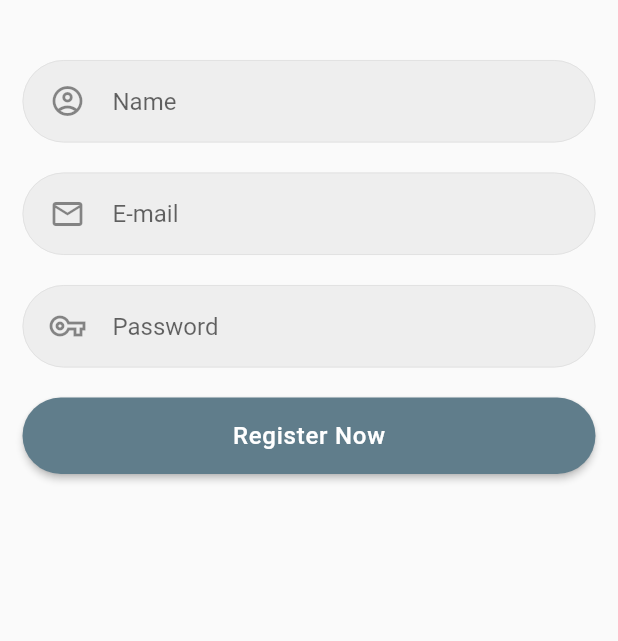
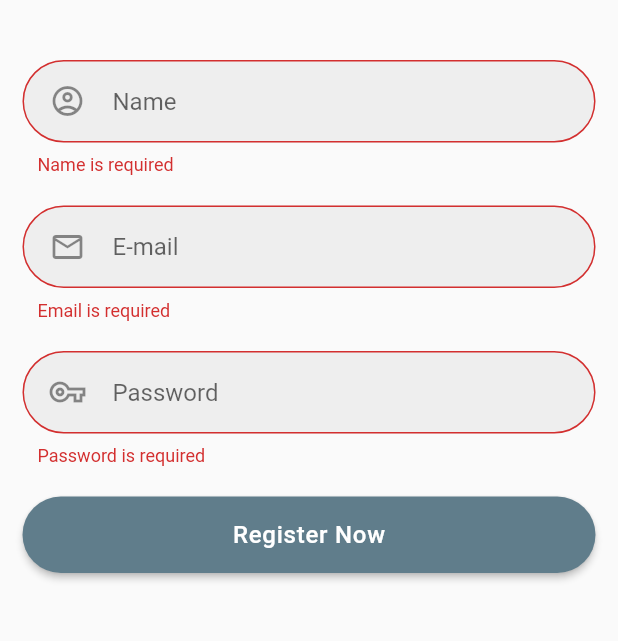
Before and after one commit to Rezuanul-Islam-Fahim/anonymous_chat, a Flutter app: the RegisterScreen screen opened directly, after a tap on "Register Now", on a phone screen of 412 x 824 dp, the part 354-995 px from its top. Run offline on Flutter 3.47's test engine with Material 2 defaults, Android fonts, the phone set to English and light mode, and no system bars; our stand-ins replace cloud_firestore, email_validator, firebase_auth, firebase_core, flushbar, shared_preferences; accounts and stored records are empty.

Commit message:
Add warning and success message in register screen

```diff
--- a/lib/screens/register.dart
+++ b/lib/screens/register.dart
@@ -4,6 +4,8 @@ import 'package:flutter/material.dart';
 import 'package:firebase_auth/firebase_auth.dart';
 import 'package:cloud_firestore/cloud_firestore.dart';
 import 'package:shared_preferences/shared_preferences.dart';
+import 'package:email_validator/email_validator.dart';
+import 'package:flushbar/flushbar.dart';
 
 import '../global.dart';
 import '../components/login_register_button.dart';
@@ -14,6 +16,8 @@ class RegisterScreen extends StatelessWidget {
   final TextEditingController _nameController = TextEditingController();
   final TextEditingController _passwordController = TextEditingController();
 
+  final GlobalKey<FormState> _formKey = GlobalKey<FormState>();
+
   Future<void> _registerUser(BuildContext context) async {
     final FirebaseAuth _auth = FirebaseAuth.instance;
     final FirebaseFirestore _firestore = FirebaseFirestore.instance;
@@ -21,12 +25,38 @@ class RegisterScreen extends StatelessWidget {
 
     final String _email = _emailController.text;
     final String _password = _passwordController.text;
+    UserCredential _user;
 
-    final UserCredential _user = await _auth.createUserWithEmailAndPassword(
+    try {
+      _user = await _auth.createUserWithEmailAndPassword(
         email: _email,
         password: _password,
       );
+    } catch (e) {
+      print(e.toString());
+      Flushbar(
+        title: 'Registration Failed',
+        message: 'The email address is already in use by another account',
+        icon: Icon(
+          Icons.info_outline,
+          size: 30,
+          color: Colors.redAccent,
+        ),
+        margin: EdgeInsets.all(10),
+        padding: EdgeInsets.fromLTRB(20, 15, 15, 15),
+        borderRadius: 10,
+        duration: Duration(seconds: 4),
+        boxShadows: <BoxShadow>[
+          BoxShadow(
+            color: Colors.black45,
+            blurRadius: 5,
+            spreadRadius: 2,
+          ),
+        ],
+      )..show(context);
+    }
 
+    if (_user != null) {
       _firestore.collection('users').doc(_user.user.uid).set({
         'name': _nameController.text,
       });
@@ -39,8 +69,29 @@ class RegisterScreen extends StatelessWidget {
         (Route<dynamic> route) => false,
       );
 
+      Flushbar(
+        message: 'Successfully Registered',
+        icon: Icon(
+          Icons.info_outline,
+          size: 30,
+          color: Colors.greenAccent,
+        ),
+        margin: EdgeInsets.all(10),
+        padding: EdgeInsets.fromLTRB(20, 15, 15, 15),
+        borderRadius: 10,
+        duration: Duration(seconds: 5),
+        boxShadows: <BoxShadow>[
+          BoxShadow(
+            color: Colors.black45,
+            blurRadius: 5,
+            spreadRadius: 2,
+          ),
+        ],
+      )..show(context);
+
       _emailController.clear();
       _passwordController.clear();
+    }
   }
 
   @override
@@ -73,34 +124,67 @@ class RegisterScreen extends StatelessWidget {
                   ),
                 ),
                 SizedBox(height: 40),
-                TextField(
+                Form(
+                  key: _formKey,
+                  child: Column(
+                    children: <Widget>[
+                      TextFormField(
                         decoration: inputField(
                           'Name',
                           Icon(Icons.account_circle_outlined),
                         ),
                         controller: _nameController,
+                        validator: (value) {
+                          if (value.isEmpty) {
+                            return 'Name is required';
+                          }
+                          return null;
+                        },
                       ),
                       SizedBox(height: 20),
-                TextField(
+                      TextFormField(
                         decoration: inputField(
                           'E-mail',
                           Icon(Icons.email_outlined),
                         ),
                         controller: _emailController,
+                        validator: (value) {
+                          if (value.isEmpty) {
+                            return 'Email is required';
+                          } else if (!EmailValidator.validate(value)) {
+                            return 'Invalid E-mail address';
+                          }
+                          return null;
+                        },
                       ),
                       SizedBox(height: 20),
-                TextField(
+                      TextFormField(
                         decoration: inputField(
                           'Password',
                           Icon(Icons.vpn_key_outlined),
                         ),
                         controller: _passwordController,
                         obscureText: true,
+                        validator: (value) {
+                          if (value.isEmpty) {
+                            return 'Password is required';
+                          } else if (value.length < 6) {
+                            return 'Password should be at least 6 characters';
+                          }
+                          return null;
+                        },
                       ),
                       SizedBox(height: 20),
                       LoginRegisterButton(
                         'Register Now',
-                  () => _registerUser(context),
+                        () {
+                          if (_formKey.currentState.validate()) {
+                            _registerUser(context);
+                          }
+                        },
+                      ),
+                    ],
+                  ),
                 ),
               ],
             ),
```
Lines whose indentation alone changed are shown as unchanged.
